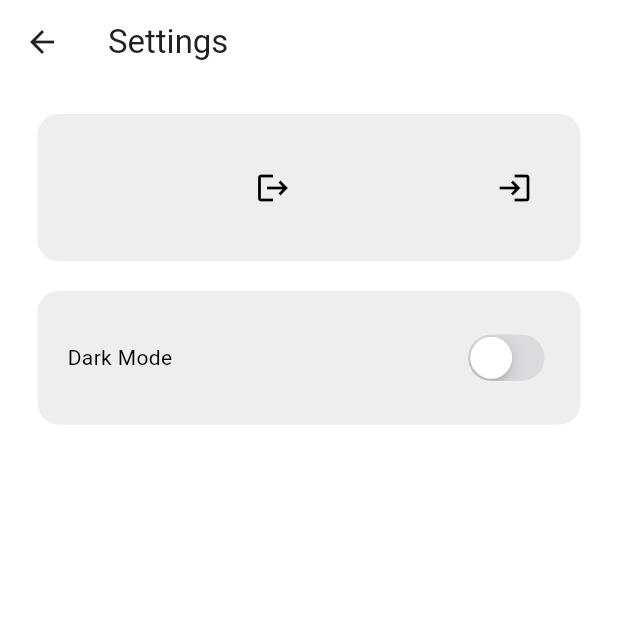
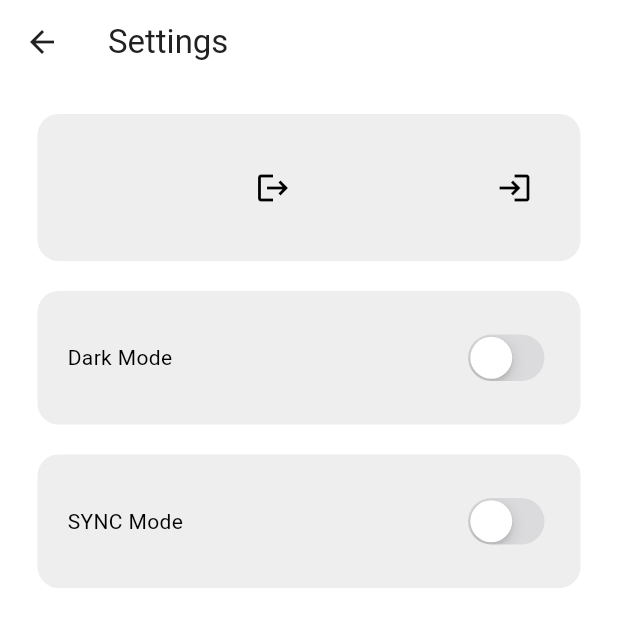
Before and after one commit to Hajorda/basitNot, a Flutter app: the SettingsPage screen opened directly, on a phone screen of 412 x 824 dp. Shown: the top 627 px of the screen. Run offline on Flutter 3.47's test engine with Material 3 defaults, Android fonts, the phone set to English and light mode, and no system bars; our stand-ins replace cloud_firestore, connectivity_plus, firebase_auth, firebase_core, google_fonts, internet_connection_checker and 1 more; accounts and stored records are empty; generated files the repository leaves out were written again.

Commit message:
sync half done

```diff
--- a/basitnot/lib/components/drawer.dart
+++ b/basitnot/lib/components/drawer.dart
@@ -6,8 +6,10 @@ import 'package:basitnot/pages/settingsPage.dart';
 class DrawerWidget extends StatelessWidget {
   const DrawerWidget({super.key});
 
+
   @override
   Widget build(BuildContext context) {
+
     return Drawer(
       child: ListView(
         children: [
--- a/basitnot/lib/pages/settingsPage.dart
+++ b/basitnot/lib/pages/settingsPage.dart
@@ -17,6 +17,7 @@ class SettingsPage extends StatelessWidget {
   }
   @override
   Widget build(BuildContext context) {
+    bool isSyncWants = false;
     final currentUser = FirebaseAuth.instance.currentUser;
       String? cEmail;
      if(currentUser==null){
@@ -79,6 +80,39 @@ class SettingsPage extends StatelessWidget {
                 ,)
             ],),
           ),
+
+          const SizedBox(height: 20,),
+
+          Container(
+            margin: const EdgeInsets.only(left: 25, right: 25),
+            decoration: BoxDecoration(
+              color: Theme.of(context).colorScheme.primary,
+              borderRadius: BorderRadius.circular(14),
+            ),
+            padding: const EdgeInsets.symmetric(horizontal: 20, vertical: 25),
+            child: Row(
+              mainAxisAlignment: MainAxisAlignment.spaceBetween,
+              children: [
+              const Text('SYNC Mode'),
+              CupertinoSwitch(
+                value: isSyncWants,
+
+                //Listen false____???? TODO:
+                onChanged: (value) => {
+                  print("Sync Mode Changed"),
+                  if(currentUser==null){
+                    ScaffoldMessenger.of(context).showSnackBar(const SnackBar(
+                    content: Text('You must be logged in to use this feature!'),))
+                  }
+                  else{
+                    //TODO: PROVIDER
+                    print(isSyncWants),
+                    isSyncWants = !isSyncWants,
+                  }
+                }
+                ,)
+            ],),
+          ),
         ],
       )
     );
```
Also changed, not shown: basitnot/lib/main.dart (+15 -0 lines), basitnot/lib/pages/editPage.dart (+14 -1 lines), basitnot/lib/pages/notesPage.dart (+29 -6 lines), basitnot/flutter_01.png (added).
